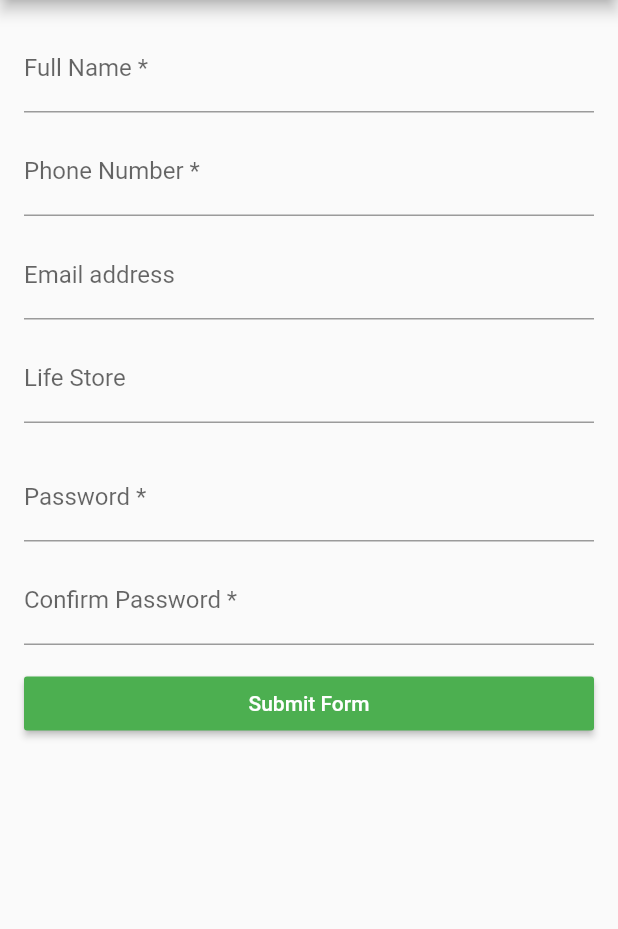
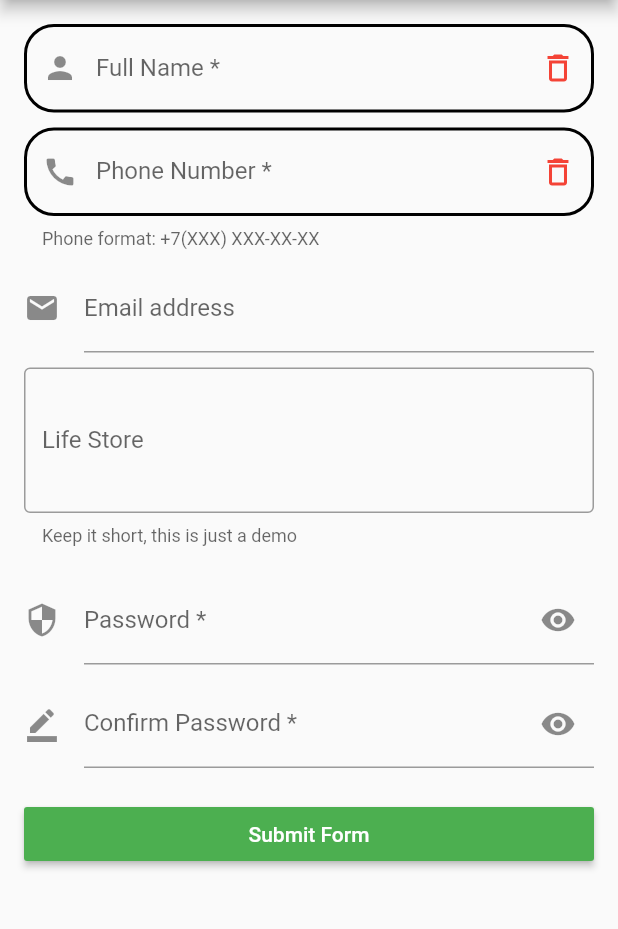
Before and after one commit to YanaLugina/flutter_register_form, a Flutter app: the screen it shows after launch, on a phone screen of 412 x 824 dp, the part 84-1013 px from its top. Run offline on Flutter 3.47's test engine with Material 2 defaults, Android fonts, the phone set to English and light mode, and no system bars.

Commit message:
added style for TextFields and TextFormFields

```diff
--- a/lib/pages/register_form_page.dart
+++ b/lib/pages/register_form_page.dart
@@ -18,41 +18,88 @@ class _RegisterFormPageState extends State<RegisterFormPage> {
           padding: EdgeInsets.all(16.0),
           children: <Widget>[
             TextField(
+              showCursor: true,
+              readOnly: true,
               decoration: InputDecoration(
-                labelText: 'Full Name *'
+                labelText: 'Full Name *',
+                hintText: 'What do people call you?',
+                prefixIcon: Icon(Icons.person),
+                suffixIcon: Icon(
+                    Icons.delete_outline,
+                    color: Colors.red),
+                enabledBorder: OutlineInputBorder(
+                  borderRadius: BorderRadius.all(Radius.circular(20.0)),
+                  borderSide: BorderSide(color: Colors.black, width: 2.0),
+                ),
+                focusedBorder: OutlineInputBorder(
+                  borderRadius: BorderRadius.all(Radius.circular(20.0)),
+                  borderSide: BorderSide(color: Colors.lightBlue, width: 2.0)
+                ),
               ),
             ),
             SizedBox(height: 10.0,),
             TextFormField(
               decoration: InputDecoration(
-                labelText: 'Phone Number *'
+                labelText: 'Phone Number *',
+                hintText: 'Where can we reach you?',
+                helperText: 'Phone format: +7(XXX) XXX-XX-XX',
+                prefixIcon: Icon(Icons.call),
+                suffixIcon: Icon(
+                  Icons.delete_outline,
+                  color: Colors.red,),
+                enabledBorder: OutlineInputBorder(
+                  borderRadius: BorderRadius.all(Radius.circular(20.0)),
+                  borderSide: BorderSide(color: Colors.black, width: 2.0),
+                ),
+                focusedBorder: OutlineInputBorder(
+                    borderRadius: BorderRadius.all(Radius.circular(20.0)),
+                    borderSide: BorderSide(color: Colors.lightBlue, width: 2.0)
+                ),
               ),
             ),
             SizedBox(height: 10.0,),
             TextFormField(
               decoration: InputDecoration(
-                labelText: 'Email address'
+                labelText: 'Email address',
+                hintText: 'Enter a email address',
+                icon: Icon(Icons.mail),
               ),
             ),
             SizedBox(height: 10.0,),
             TextFormField(
               decoration: InputDecoration(
-                labelText: 'Life Store'
+                labelText: 'Life Store',
+                hintText: 'Tell as about you self',
+                helperText: 'Keep it short, this is just a demo',
+                border: OutlineInputBorder(),
               ),
+              maxLines: 3,
             ),
             SizedBox(height: 20.0,),
             TextFormField(
               decoration: InputDecoration(
-                labelText: 'Password *'
+                labelText: 'Password *',
+                hintText: 'Enter the password',
+                suffixIcon: IconButton(
+                  icon: Icon(Icons.visibility),
+                  onPressed: () {},
+                ),
+                icon: Icon(Icons.security),
               ),
             ),
             SizedBox(height: 10.0,),
             TextFormField(
               decoration: InputDecoration(
-                labelText: 'Confirm Password *'
+                labelText: 'Confirm Password *',
+                hintText: 'Confirm the password',
+                suffixIcon: IconButton(
+                  icon: Icon(Icons.visibility),
+                  onPressed: () {},
+                ),
+                icon: Icon(Icons.border_color),
               ),
             ),
-            SizedBox(height: 15.0,),
+            SizedBox(height: 20.0,),
             RaisedButton(
               onPressed: () {},
               color: Colors.green,
```
